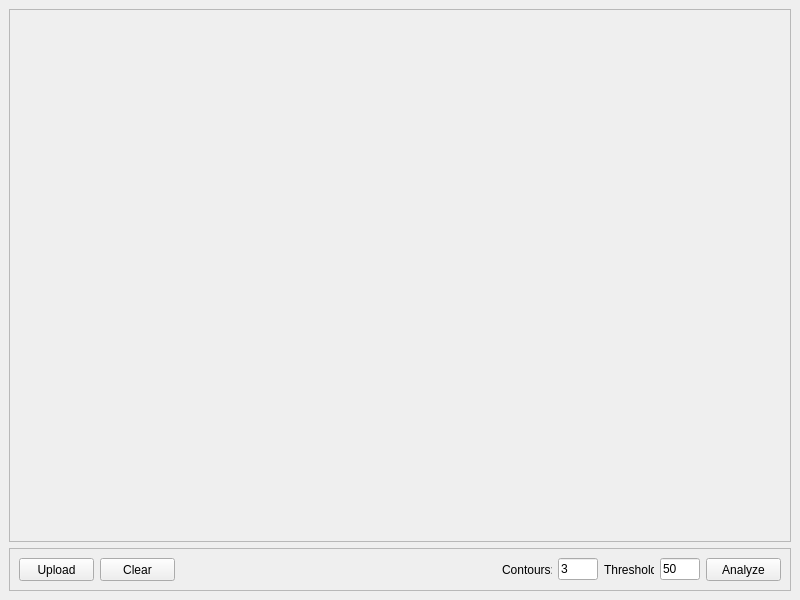
This is mainwindow.ui in yixinj/AnaCam-GUI as Qt 5 draws it before an edit. The edited form follows.
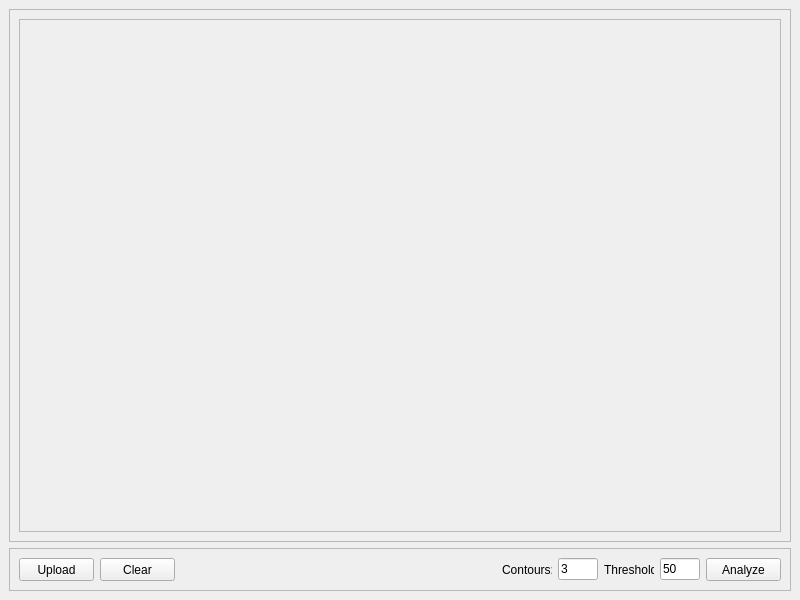
This is the edited form.

Commit message: open in new window

Patch:
```diff
--- a/mainwindow.ui
+++ b/mainwindow.ui
@@ -44,6 +44,9 @@
            <height>400</height>
           </size>
          </property>
+         <property name="frameShape">
+          <enum>QFrame::StyledPanel</enum>
+         </property>
          <property name="text">
           <string/>
          </property>
```
Left out of the diff: 3 changed lines with no effect on the pictures. The commit also changes 2 other files.
